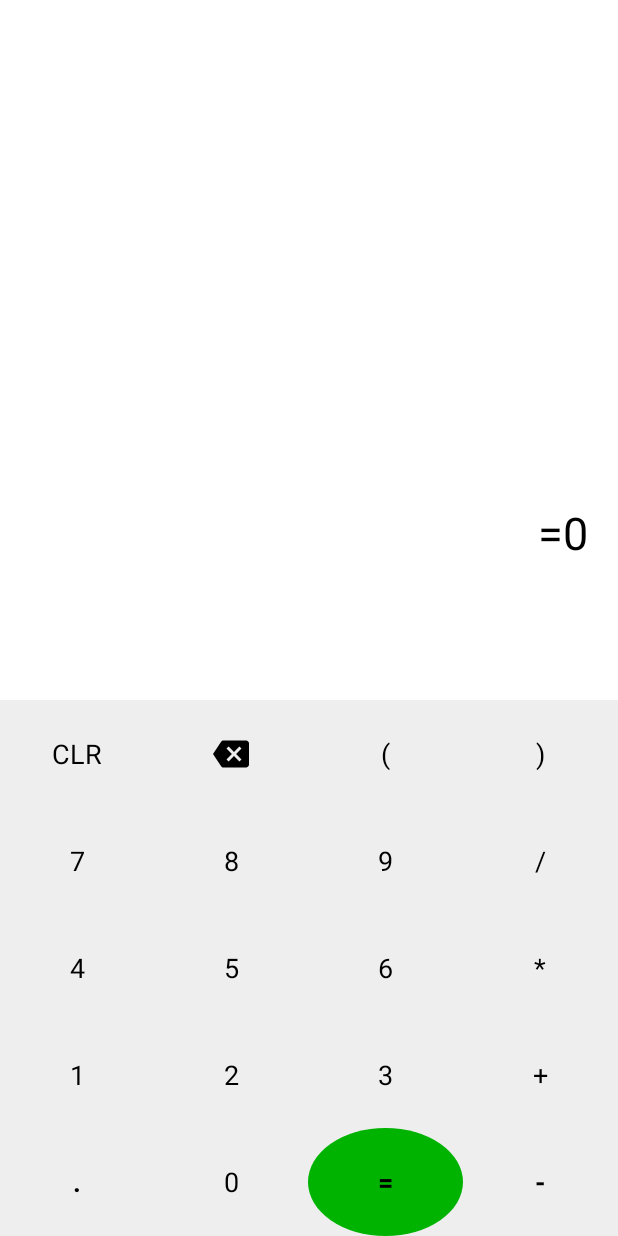
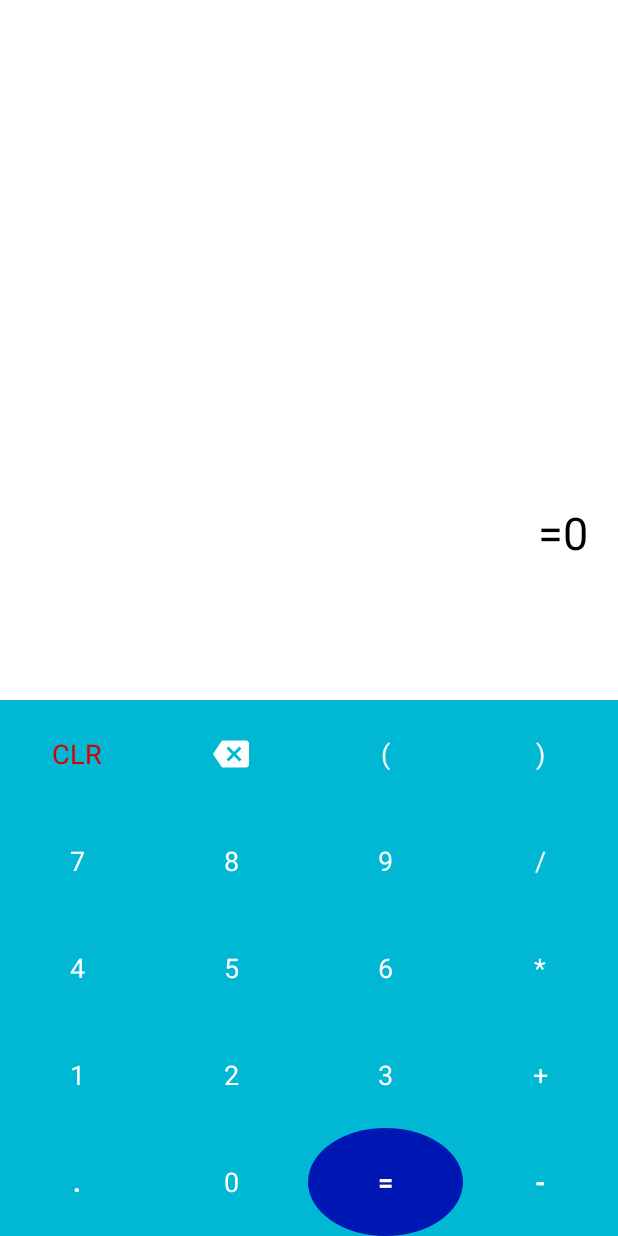
Before and after one commit to MrErkinjon/Calculator, an Android app: the screen it shows after launch (MainActivity), on a phone screen of 412 x 824 dp. Run offline under Robolectric (Android 15) with nearby library versions, the phone set to English and light mode, and no system bars.

Commit message:
mini Calkulator

```diff
--- a/app/src/main/res/drawable/equal_background.xml
+++ b/app/src/main/res/drawable/equal_background.xml
@@ -1,6 +1,6 @@
 <?xml version="1.0" encoding="utf-8"?>
 <shape xmlns:android="http://schemas.android.com/apk/res/android"
     android:shape="oval">
-    <solid android:color="#00b300"></solid>
+    <solid android:color="#0018B3"></solid>
 
 </shape>
--- a/app/src/main/res/layout/activity_main.xml
+++ b/app/src/main/res/layout/activity_main.xml
@@ -52,22 +52,29 @@
             <TextView
                 style="@style/number_text_style"
                 android:onClick="clearAll"
+                android:textSize="18sp"
+                android:textColor="#D50000"
                 android:text="CLR" />
 
             <ImageView
                 style="@style/number_text_style"
                 android:onClick="clearOne"
                 android:scaleType="center"
+                android:tint="@color/white"
                 android:src="@drawable/back" />
 
             <TextView
                 style="@style/number_text_style"
                 android:onClick="brackets"
+                android:textSize="18sp"
+                android:textColor="@color/white"
                 android:text="(" />
 
             <TextView
                 style="@style/number_text_style"
                 android:onClick="brackets"
+                android:textSize="18sp"
+                android:textColor="@color/white"
                 android:text=")" />
         </LinearLayout>
 
@@ -81,20 +88,28 @@
             <TextView
                 style="@style/number_text_style"
                 android:onClick="showView"
+                android:textSize="18sp"
+                android:textColor="@color/white"
                 android:text="7" />
 
             <TextView
                 style="@style/number_text_style"
                 android:onClick="showView"
+                android:textSize="18sp"
+                android:textColor="@color/white"
                 android:text="8" />
 
             <TextView
                 style="@style/number_text_style"
+                android:textSize="18sp"
+                android:textColor="@color/white"
                 android:onClick="showView"
                 android:text="9" />
 
             <TextView
                 style="@style/number_text_style"
+                android:textSize="18sp"
+                android:textColor="@color/white"
                 android:onClick="operator"
                 android:text="/" />
         </LinearLayout>
@@ -109,21 +124,29 @@
             <TextView
                 style="@style/number_text_style"
                 android:onClick="showView"
+                android:textSize="18sp"
+                android:textColor="@color/white"
                 android:text="4" />
 
             <TextView
                 style="@style/number_text_style"
                 android:onClick="showView"
+                android:textSize="18sp"
+                android:textColor="@color/white"
                 android:text="5" />
 
             <TextView
                 style="@style/number_text_style"
                 android:onClick="showView"
+                android:textSize="18sp"
+                android:textColor="@color/white"
                 android:text="6" />
 
             <TextView
                 style="@style/number_text_style"
                 android:onClick="operator"
+                android:textSize="18sp"
+                android:textColor="@color/white"
                 android:text="*" />
         </LinearLayout>
 
@@ -137,21 +160,29 @@
             <TextView
                 style="@style/number_text_style"
                 android:onClick="showView"
+                android:textSize="18sp"
+                android:textColor="@color/white"
                 android:text="1" />
 
             <TextView
                 style="@style/number_text_style"
                 android:onClick="showView"
+                android:textSize="18sp"
+                android:textColor="@color/white"
                 android:text="2" />
 
             <TextView
                 style="@style/number_text_style"
                 android:onClick="showView"
+                android:textSize="18sp"
+                android:textColor="@color/white"
                 android:text="3" />
 
             <TextView
                 style="@style/number_text_style"
                 android:onClick="operator"
+                android:textSize="18sp"
+                android:textColor="@color/white"
                 android:text="+" />
         </LinearLayout>
 
@@ -165,12 +196,16 @@
             <TextView
                 style="@style/number_text_style"
                 android:onClick="dot"
+                android:textSize="18sp"
+                android:textColor="@color/white"
                 android:text="."
                 android:textStyle="bold" />
 
             <TextView
                 style="@style/number_text_style"
                 android:onClick="showView"
+                android:textSize="18sp"
+                android:textColor="@color/white"
                 android:text="0" />
 
             <TextView
@@ -178,12 +213,16 @@
                 android:background="@drawable/equal_background"
                 android:onClick="equal"
                 android:text="="
+                android:textSize="18sp"
+                android:textColor="@color/white"
                 android:textStyle="bold" />
 
             <TextView
                 style="@style/number_text_style"
                 android:onClick="operator"
                 android:text="-"
+                android:textSize="18sp"
+                android:textColor="@color/white"
                 android:textStyle="bold" />
         </LinearLayout>
     </LinearLayout>
--- a/app/src/main/res/values/colors.xml
+++ b/app/src/main/res/values/colors.xml
@@ -7,7 +7,7 @@
     <color name="teal_700">#FF018786</color>
     <color name="black">#FF000000</color>
     <color name="white">#FFFFFFFF</color>
-    <color name="background">#ffeeeeee</color>
+    <color name="background">#00B8D4</color>
     <color name="text_color">#ff000000</color>
     <color name="background_operator">#ffffff</color>
     //colors file
```
